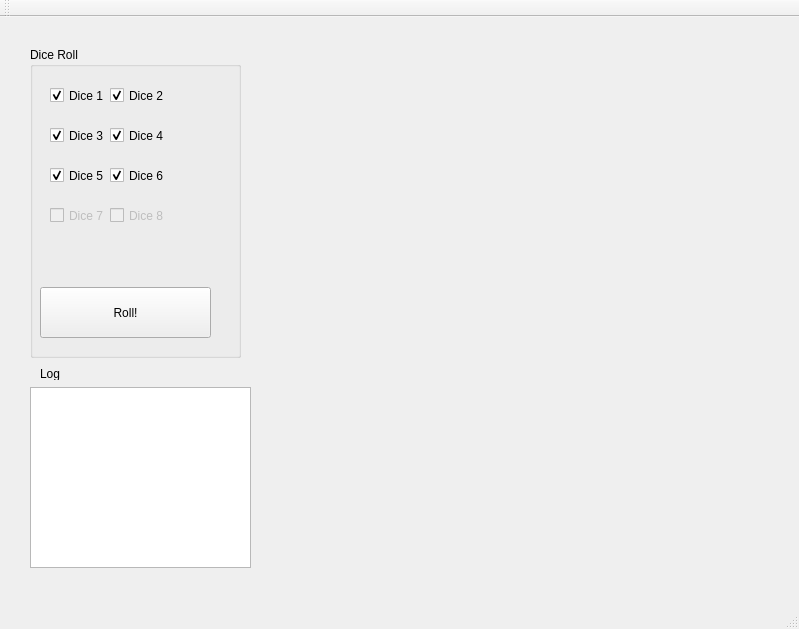
Qt form mainwindow.ui (adnanutayim/KONY) before a commit.
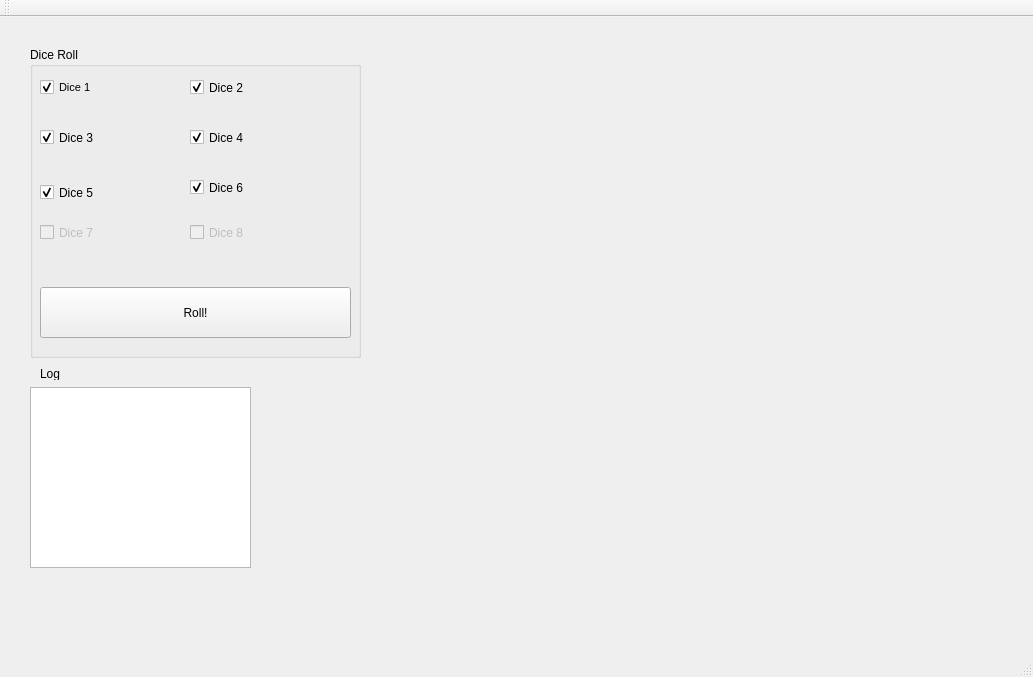
The same form after that commit.

The edit to the form file:
```diff
--- a/mainwindow.ui
+++ b/mainwindow.ui
@@ -6,8 +6,8 @@
    <rect>
     <x>0</x>
     <y>0</y>
-    <width>799</width>
-    <height>629</height>
+    <width>1033</width>
+    <height>677</height>
    </rect>
   </property>
   <property name="windowTitle">
@@ -32,7 +32,7 @@
      <rect>
       <x>30</x>
       <y>30</y>
-      <width>211</width>
+      <width>331</width>
       <height>311</height>
      </rect>
     </property>
@@ -42,12 +42,24 @@
     <widget class="QCheckBox" name="diceCheckBox_1">
      <property name="geometry">
       <rect>
-       <x>20</x>
-       <y>40</y>
-       <width>70</width>
-       <height>17</height>
+       <x>10</x>
+       <y>20</y>
+       <width>121</width>
+       <height>41</height>
       </rect>
      </property>
+     <property name="font">
+      <font>
+       <family>MS Shell Dlg 2</family>
+       <pointsize>8</pointsize>
+       <weight>50</weight>
+       <italic>false</italic>
+       <bold>false</bold>
+      </font>
+     </property>
+     <property name="styleSheet">
+      <string notr="true"/>
+     </property>
      <property name="text">
       <string>Dice 1</string>
      </property>
@@ -60,7 +72,7 @@
       <rect>
        <x>10</x>
        <y>240</y>
-       <width>171</width>
+       <width>311</width>
        <height>51</height>
       </rect>
      </property>
@@ -68,29 +80,13 @@
       <string>Roll!</string>
      </property>
     </widget>
-    <widget class="QCheckBox" name="diceCheckBox_2">
-     <property name="geometry">
-      <rect>
-       <x>80</x>
-       <y>40</y>
-       <width>70</width>
-       <height>17</height>
-      </rect>
-     </property>
-     <property name="text">
-      <string>Dice 2</string>
-     </property>
-     <property name="checked">
-      <bool>true</bool>
-     </property>
-    </widget>
     <widget class="QCheckBox" name="diceCheckBox_3">
      <property name="geometry">
       <rect>
-       <x>20</x>
-       <y>80</y>
-       <width>70</width>
-       <height>17</height>
+       <x>10</x>
+       <y>70</y>
+       <width>121</width>
+       <height>41</height>
       </rect>
      </property>
      <property name="text">
@@ -103,10 +99,10 @@
     <widget class="QCheckBox" name="diceCheckBox_4">
      <property name="geometry">
       <rect>
-       <x>80</x>
-       <y>80</y>
-       <width>70</width>
-       <height>17</height>
+       <x>160</x>
+       <y>70</y>
+       <width>171</width>
+       <height>41</height>
       </rect>
      </property>
      <property name="text">
@@ -119,10 +115,10 @@
     <widget class="QCheckBox" name="diceCheckBox_5">
      <property name="geometry">
       <rect>
-       <x>20</x>
+       <x>10</x>
        <y>120</y>
-       <width>70</width>
-       <height>17</height>
+       <width>131</width>
+       <height>51</height>
       </rect>
      </property>
      <property name="text">
@@ -135,10 +131,10 @@
     <widget class="QCheckBox" name="diceCheckBox_6">
      <property name="geometry">
       <rect>
-       <x>80</x>
-       <y>120</y>
-       <width>70</width>
-       <height>17</height>
+       <x>160</x>
+       <y>110</y>
+       <width>171</width>
+       <height>61</height>
       </rect>
      </property>
      <property name="text">
@@ -154,10 +150,10 @@
      </property>
      <property name="geometry">
       <rect>
-       <x>20</x>
+       <x>10</x>
        <y>160</y>
-       <width>70</width>
-       <height>17</height>
+       <width>131</width>
+       <height>51</height>
       </rect>
      </property>
      <property name="text">
@@ -170,10 +166,10 @@
      </property>
      <property name="geometry">
       <rect>
-       <x>80</x>
+       <x>160</x>
        <y>160</y>
-       <width>70</width>
-       <height>17</height>
+       <width>171</width>
+       <height>51</height>
       </rect>
      </property>
      <property name="text">
@@ -191,6 +187,22 @@
      </rect>
     </property>
    </widget>
+   <widget class="QCheckBox" name="diceCheckBox_2">
+    <property name="geometry">
+     <rect>
+      <x>190</x>
+      <y>50</y>
+      <width>171</width>
+      <height>41</height>
+     </rect>
+    </property>
+    <property name="text">
+     <string>Dice 2</string>
+    </property>
+    <property name="checked">
+     <bool>true</bool>
+    </property>
+   </widget>
   </widget>
   <widget class="QMenuBar" name="menuBar">
    <property name="geometry">
```
Left out of the diff: 2 changed lines with no effect on the pictures.
